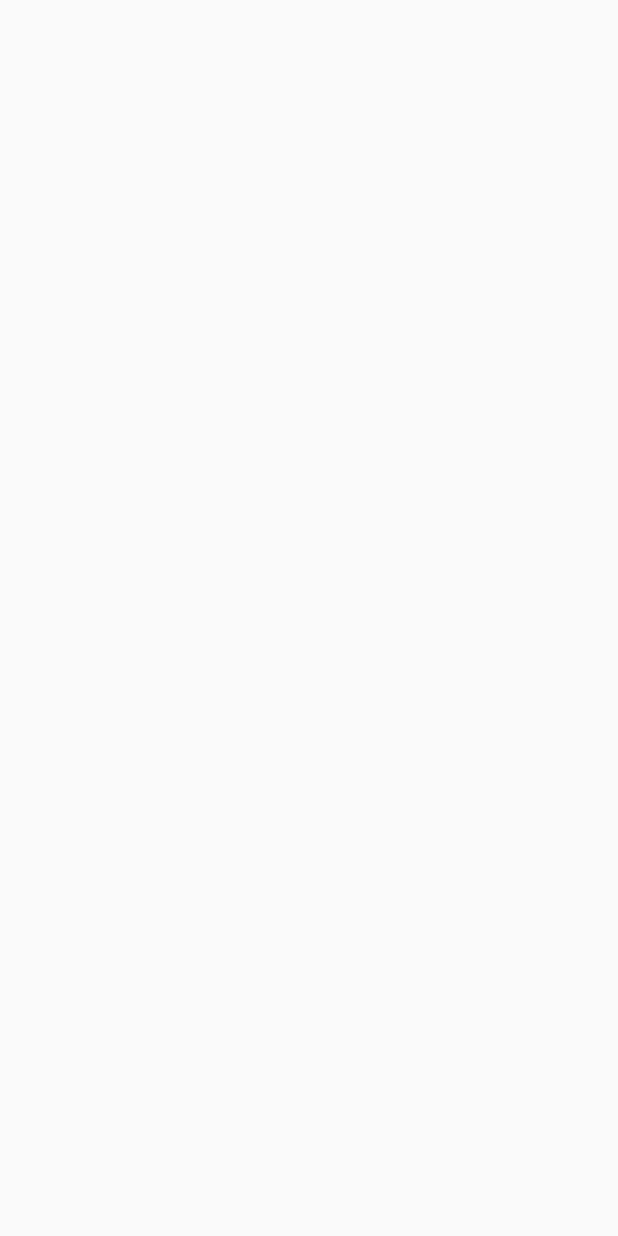
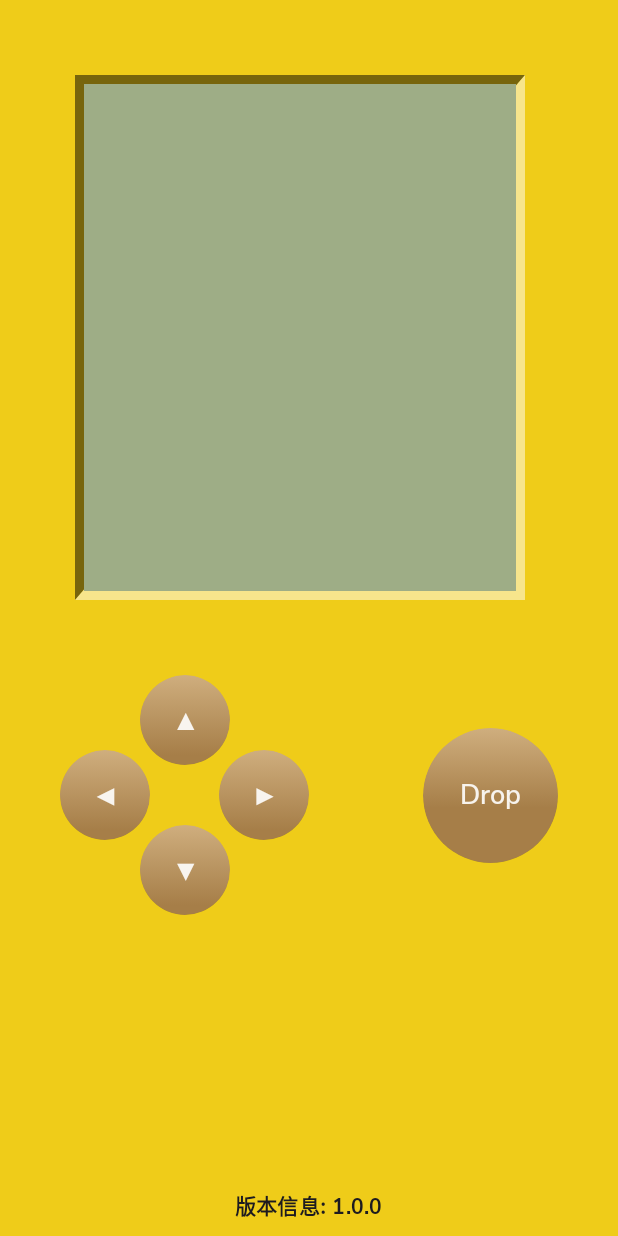
Before and after one commit to Osiris-tevin/Tetris, an Android app built with Jetpack Compose: the screen it shows after launch (MainActivity), on a phone screen of 412 x 824 dp. Before the commit the screen is empty. Run offline under Robolectric (Android 15) with nearby library versions, the light colour scheme and no system bars.

Commit message:
Complete the GameBody preliminarily.

```diff
--- a/app/src/main/java/com/tetris/android/MainActivity.kt
+++ b/app/src/main/java/com/tetris/android/MainActivity.kt
@@ -4,6 +4,7 @@ import android.os.Bundle
 import androidx.activity.ComponentActivity
 import androidx.activity.compose.setContent
 import androidx.core.view.WindowCompat
+import com.tetris.android.ui.HomeScreen
 
 class MainActivity : ComponentActivity() {
     override fun onCreate(savedInstanceState: Bundle?) {
@@ -15,7 +16,7 @@ class MainActivity : ComponentActivity() {
         controller?.isAppearanceLightStatusBars = true
 
         setContent {
-
+            HomeScreen()
         }
     }
 }
--- /dev/null
+++ b/app/src/main/java/com/tetris/android/ui/HomeScreen.kt
@@ -0,0 +1,215 @@
+package com.tetris.android.ui
+
+import androidx.compose.foundation.Canvas
+import androidx.compose.foundation.background
+import androidx.compose.foundation.layout.*
+import androidx.compose.foundation.shape.RoundedCornerShape
+import androidx.compose.material3.MaterialTheme
+import androidx.compose.material3.Text
+import androidx.compose.runtime.Composable
+import androidx.compose.ui.Alignment
+import androidx.compose.ui.Modifier
+import androidx.compose.ui.draw.clip
+import androidx.compose.ui.draw.shadow
+import androidx.compose.ui.geometry.Offset
+import androidx.compose.ui.graphics.Brush
+import androidx.compose.ui.graphics.Color
+import androidx.compose.ui.graphics.Path
+import androidx.compose.ui.graphics.drawscope.DrawScope
+import androidx.compose.ui.res.stringResource
+import androidx.compose.ui.tooling.preview.Preview
+import androidx.compose.ui.unit.Dp
+import androidx.compose.ui.unit.dp
+import androidx.compose.ui.unit.sp
+import com.tetris.android.R
+import com.tetris.android.ui.theme.*
+
+val DirectionButtonSize = 60.dp
+val DropButtonSize = 90.dp
+
+@Preview
+@Composable
+fun HomeScreen() {
+    GameBody(screen = {})
+}
+
+@Composable
+fun GameBody(screen: @Composable () -> Unit) {
+    Column(
+        modifier = Modifier
+            .fillMaxSize()
+            .background(GameBodyColor)
+    ) {
+        Box(
+            modifier = Modifier
+                .size(400.dp, 450.dp)
+                .padding(50.dp)
+        ) {
+            // 绘制屏幕边框
+            Canvas(modifier = Modifier.fillMaxSize()) {
+                drawScreenBorder(
+                    Offset(0f, 0f),
+                    Offset(size.width, 0f),
+                    Offset(0f, size.height),
+                    Offset(size.width, size.height)
+                )
+            }
+            // 绘制屏幕
+            Box(
+                modifier = Modifier
+                    .fillMaxSize()
+                    .padding(6.dp)
+                    .background(ScreenBackground)
+            ) {
+                screen()
+            }
+        }
+        // 游戏按钮
+        GameButtons()
+        // 版本信息
+        Box(
+            modifier = Modifier
+                .fillMaxWidth()
+                .weight(1f),
+            contentAlignment = Alignment.BottomCenter
+        ) {
+            GameVersionInfo()
+        }
+    }
+}
+
+@Composable
+fun GameButtons() {
+    Row(
+        modifier = Modifier
+            .height(160.dp)
+            .padding(horizontal = 40.dp)
+    ) {
+        // 方向按钮
+        Box(
+            modifier = Modifier
+                .fillMaxHeight()
+                .weight(1f)
+        ) {
+            // 按钮: 上
+            GameButton(
+                modifier = Modifier.align(Alignment.TopCenter),
+                size = DirectionButtonSize
+            ) {
+                GameButtonText(modifier = it, text = stringResource(id = R.string.button_up))
+            }
+            // 按钮: 左
+            GameButton(
+                modifier = Modifier.align(Alignment.CenterStart),
+                size = DirectionButtonSize
+            ) {
+                GameButtonText(modifier = it, text = stringResource(id = R.string.button_left))
+            }
+            // 按钮: 右
+            GameButton(
+                modifier = Modifier.align(Alignment.CenterEnd),
+                size = DirectionButtonSize
+            ) {
+                GameButtonText(modifier = it, text = stringResource(id = R.string.button_right))
+            }
+            // 按钮: 下
+            GameButton(
+                modifier = Modifier.align(Alignment.BottomCenter),
+                size = DirectionButtonSize
+            ) {
+                GameButtonText(modifier = it, text = stringResource(id = R.string.button_down))
+            }
+        }
+        // 下落按钮
+        Box (
+            modifier = Modifier
+                .fillMaxHeight()
+                .weight(1f)
+        ) {
+            GameButton(
+                modifier = Modifier.align(Alignment.CenterEnd),
+                size = DropButtonSize
+            ) {
+                GameButtonText(modifier = it, text = stringResource(id = R.string.button_drop))
+            }
+        }
+    }
+}
+
+@Composable
+fun GameButton(
+    modifier: Modifier = Modifier,
+    size: Dp,
+    content: @Composable (Modifier) -> Unit
+) {
+    val backgroundShape = RoundedCornerShape(size / 2)
+    Box(
+        modifier = modifier
+            .size(size = size)
+            .clip(backgroundShape)
+            .shadow(elevation = 5.dp, shape = backgroundShape)
+            .background(
+                brush = Brush.verticalGradient(
+                    colors = listOf(
+                        GameButtonColorStart,
+                        GameButtonColorEnd
+                    ),
+                    startY = 0f,
+                    endY = 80f
+                )
+            )
+    ) {
+        content(Modifier.align(Alignment.Center))
+    }
+}
+
+@Composable
+fun GameButtonText(modifier: Modifier, text: String) {
+    Text(
+        text = text,
+        style = button,
+        color = Color.White.copy(0.9f),
+        fontSize = 18.sp,
+        modifier = modifier
+    )
+}
+
+@Composable
+fun GameVersionInfo() {
+    Text(
+        text = "版本信息: " + stringResource(id = R.string.app_version),
+        style = h3,
+        color = MaterialTheme.colorScheme.onBackground,
+        modifier = Modifier.padding(10.dp)
+    )
+}
+
+/**
+ * 绘制屏幕边框
+ * @param topLeft 左上角的偏移量
+ * @param topRight 右上角的偏移量
+ * @param bottomLeft 左下角的偏移量
+ * @param bottomRight 右下角的偏移量
+ */
+fun DrawScope.drawScreenBorder(
+    topLeft: Offset,
+    topRight: Offset,
+    bottomLeft: Offset,
+    bottomRight: Offset
+) {
+    var path = Path().apply {
+        moveTo(topLeft.x, topLeft.y)
+        lineTo(topRight.x, topRight.y)
+        lineTo(bottomLeft.x, bottomLeft.y)
+        close()
+    }
+    drawPath(path = path, color = Color.Black.copy(alpha = 0.5f))
+
+    path = Path().apply {
+        moveTo(bottomRight.x, bottomRight.y)
+        lineTo(bottomLeft.x, bottomLeft.y)
+        lineTo(topRight.x, topRight.y)
+        close()
+    }
+    drawPath(path = path, color = Color.White.copy(alpha = 0.5f))
+}
--- a/app/src/main/java/com/tetris/android/ui/theme/Color.kt
+++ b/app/src/main/java/com/tetris/android/ui/theme/Color.kt
@@ -9,3 +9,11 @@ val Pink80 = Color(0xFFEFB8C8)
 val Purple40 = Color(0xFF6650a4)
 val PurpleGrey40 = Color(0xFF625b71)
 val Pink40 = Color(0xFF7D5260)
+
+val BrickSprite = Color(0xDD000000)
+val BrickMatrix = Color(0x1F000000)
+val BrickHighlight = Color(0xFF560000)
+val ScreenBackground = Color(0xFF9EAD86)
+val GameBodyColor = Color(0xFFEFCC19)
+val GameButtonColorStart = Color(0xFFCFAE7E)
+val GameButtonColorEnd = Color(0xFFA67E48)
--- a/app/src/main/java/com/tetris/android/ui/theme/Type.kt
+++ b/app/src/main/java/com/tetris/android/ui/theme/Type.kt
@@ -2,9 +2,11 @@ package com.tetris.android.ui.theme
 
 import androidx.compose.material3.Typography
 import androidx.compose.ui.text.TextStyle
+import androidx.compose.ui.text.font.Font
 import androidx.compose.ui.text.font.FontFamily
 import androidx.compose.ui.text.font.FontWeight
 import androidx.compose.ui.unit.sp
+import com.tetris.android.R
 
 // Set of Material typography styles to start with
 val Typography = Typography(
@@ -32,3 +34,34 @@ val Typography = Typography(
     )
     */
 )
+
+val nunitoSansFamily = FontFamily(
+    Font(R.font.nunitosans_light, FontWeight.Light),
+    Font(R.font.nunitosans_semibold, FontWeight.SemiBold),
+    Font(R.font.nunitosans_bold, FontWeight.Bold)
+)
+
+val h1 = TextStyle(
+    fontSize = 18.sp,
+    fontFamily = nunitoSansFamily,
+    fontWeight = FontWeight.Bold
+)
+
+val h2 = TextStyle(
+    fontSize = 16.sp,
+    fontFamily = nunitoSansFamily,
+    fontWeight = FontWeight.Bold
+)
+
+val h3 = TextStyle(
+    fontSize = 14.sp,
+    fontFamily = nunitoSansFamily,
+    fontWeight = FontWeight.Bold,
+    letterSpacing = 0.15.sp
+)
+
+val button = TextStyle(
+    fontSize = 12.sp,
+    fontFamily = nunitoSansFamily,
+    fontWeight = FontWeight.SemiBold
+)
--- a/app/src/main/res/values/strings.xml
+++ b/app/src/main/res/values/strings.xml
@@ -1,3 +1,10 @@
 <resources>
     <string name="app_name">Tetris</string>
+    <string name="app_version">1.0.0</string>
+    <!--HomeScreen-->
+    <string name="button_up">▲</string>
+    <string name="button_left">◀</string>
+    <string name="button_right">▶</string>
+    <string name="button_down">▼</string>
+    <string name="button_drop">Drop</string>
 </resources>
```
Also changed, not shown: app/src/main/res/font/nunitosans_bold.ttf (added), app/src/main/res/font/nunitosans_light.ttf (added), app/src/main/res/font/nunitosans_semibold.ttf (added).
